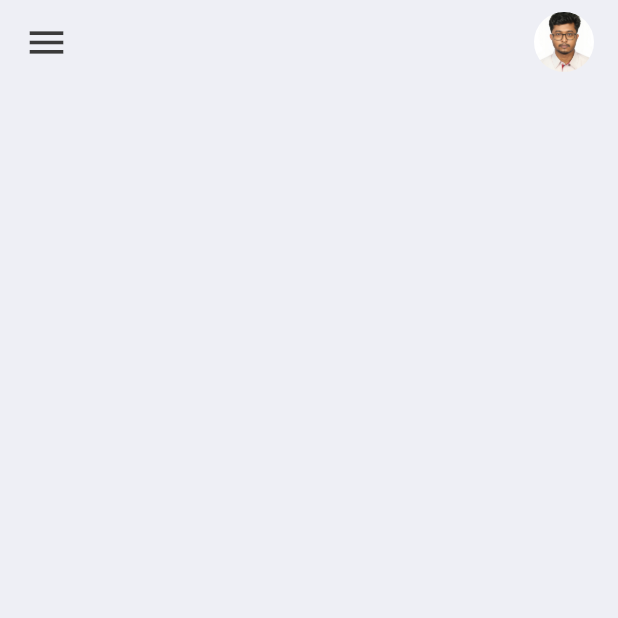
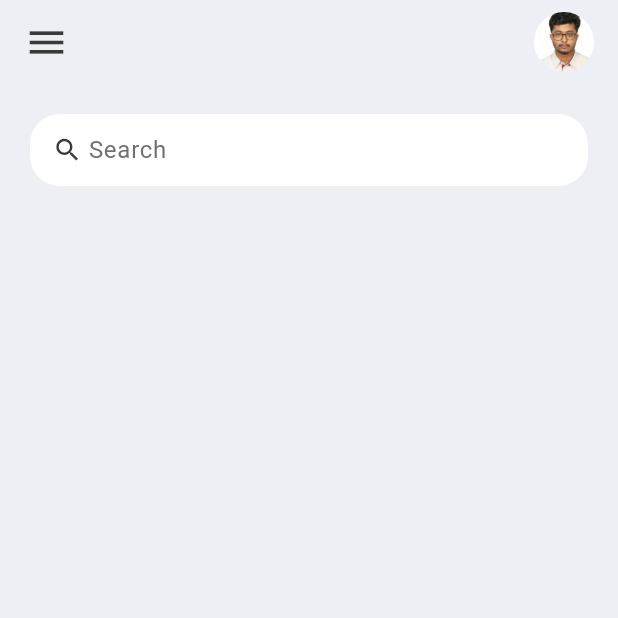
Before and after one commit to ashikmoinul/Delta-Executor, a Flutter app: the screen it shows after launch, on a phone screen of 412 x 824 dp, the top half of it. Run offline on Flutter 3.47's test engine with Material 3 defaults, Android fonts, the phone set to English and light mode, and no system bars; our stand-ins replace device_preview.

Commit message:
Home/SearchBox

```diff
--- a/lib/screens/home.dart
+++ b/lib/screens/home.dart
@@ -8,13 +8,26 @@ class HomePage extends StatelessWidget {
   Widget build(BuildContext context) {
     return Scaffold(
       backgroundColor: tdBGColor,
-      appBar: AppBar(
+      appBar: _buildAppBar(),
+      body: Container(
+        padding: EdgeInsets.all(20),
+        child: Column(
+          children: [
+            searchBox(),
+          ],
+        ),
+      ),
+    );
+  }
+
+  AppBar _buildAppBar() {
+    return AppBar(
       backgroundColor: tdBGColor,
       foregroundColor: Colors.black,
       title: Row(
         mainAxisAlignment: MainAxisAlignment.spaceBetween,
         children: [
-            Icon(
+          const Icon(
             Icons.menu,
             color: tdBlack,
             size: 30,
@@ -24,7 +37,7 @@ class HomePage extends StatelessWidget {
             width: 40,
             decoration: BoxDecoration(
               borderRadius: BorderRadius.circular(20),
-                image: DecorationImage(
+              image: const DecorationImage(
                   image: AssetImage('assets/images/260.jpg'),
                   fit: BoxFit.cover),
             ),
@@ -32,7 +45,33 @@ class HomePage extends StatelessWidget {
         ],
       ),
       // centerTitle: true,
+    );
+  }
+}
+
+  Widget searchBox() {
+    return Container(
+      padding: EdgeInsets.symmetric(horizontal: 15),
+      decoration: BoxDecoration(
+        color: Colors.white,
+        borderRadius: BorderRadius.circular(20),
+      ),
+      child: TextField(
+        decoration: InputDecoration(
+          contentPadding: EdgeInsets.all(0),
+          prefixIcon: Icon(
+            Icons.search,
+            color: tdBlack,
+            size: 20,
+          ),
+          prefixIconConstraints: BoxConstraints(
+            maxHeight: 20,
+            maxWidth: 20,
+          ),
+          border: InputBorder.none,
+          hintText: 'Search',
+          hintStyle: TextStyle(color: tdGrey),
+        ),
       ),
     );
   }
-}
```
Lines whose indentation alone changed are shown as unchanged.
